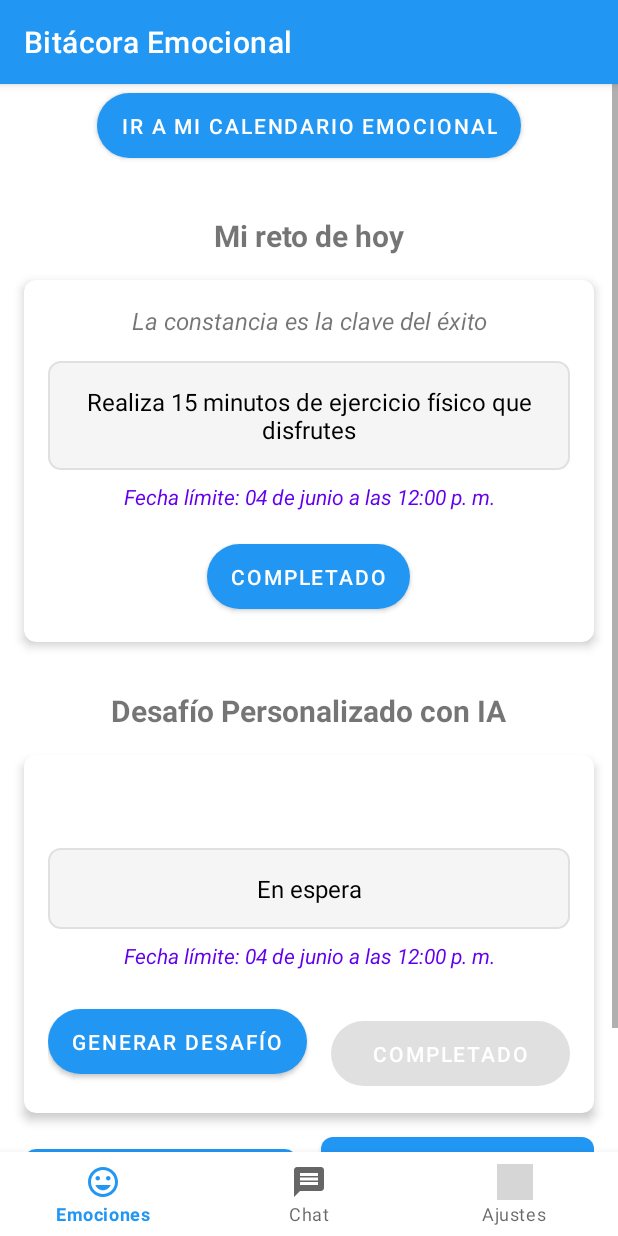
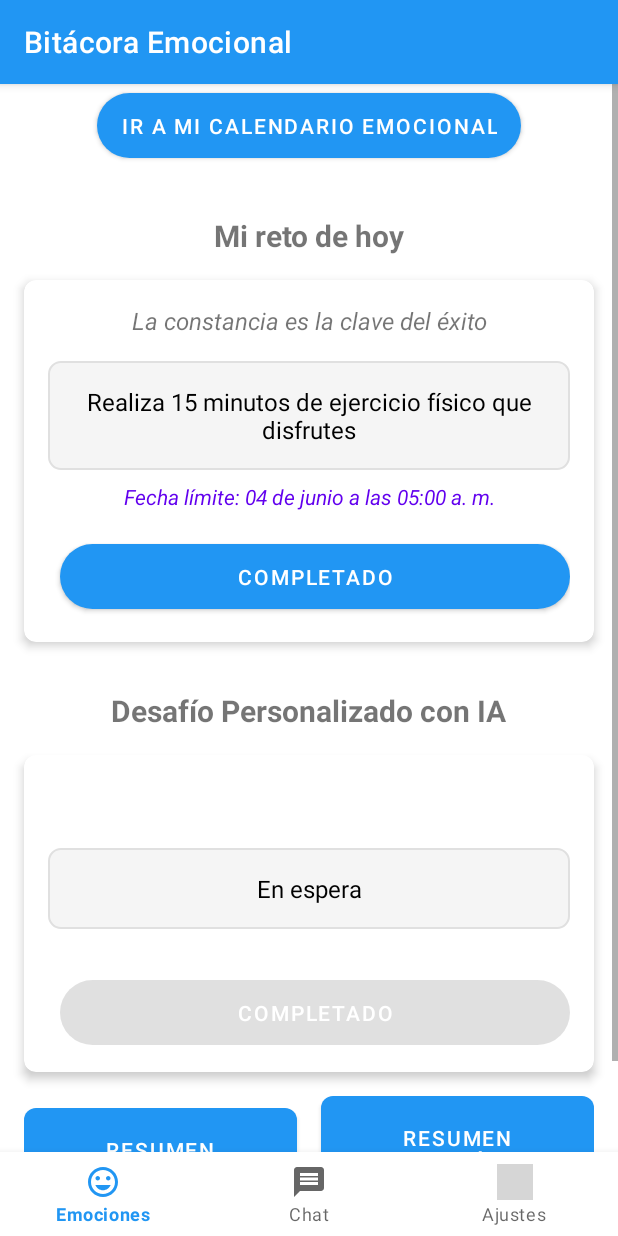
Before and after one commit to AnthonyVillavicencio23/ProyectoDepSpot_Final, an Android app: the BitacoraEmocionalActivity screen opened directly, with no data from a screen before it, on a phone screen of 412 x 824 dp. Run offline under Robolectric (Android 15) with nearby library versions, the light colour scheme and no system bars; our stand-ins replace Firebase (no records; nobody signed in at launch, a user with empty details on screens opened directly); grey boxes are pictures that could not be loaded.

Commit message:
Correccion de fechas

```diff
--- a/app/src/main/java/com/example/proyectodepspot/BitacoraEmocionalActivity.kt
+++ b/app/src/main/java/com/example/proyectodepspot/BitacoraEmocionalActivity.kt
@@ -20,6 +20,8 @@
 import kotlinx.coroutines.tasks.await
 import kotlinx.coroutines.withContext
 import org.json.JSONObject
+import android.util.Log
+import com.google.firebase.Timestamp
 
 
 
@@ -89,9 +91,29 @@
         }
     }
 
+    private fun getPeruDate(): String {
+        val peruTimeZone = TimeZone.getTimeZone("America/Lima")
+        val calendar = Calendar.getInstance()
+        calendar.timeZone = peruTimeZone
+        val dateFormat = SimpleDateFormat("yyyy-MM-dd", Locale("es", "PE"))
+        dateFormat.timeZone = peruTimeZone
+        return dateFormat.format(calendar.time)
+    }
+
     private fun cargarDesafioDiario() {
         val userId = auth.currentUser?.uid ?: return
-        val fechaActual = SimpleDateFormat("yyyy-MM-dd", Locale("es", "PE")).format(Calendar.getInstance().time)
+        val fechaActual = getPeruDate()
+
+        // Logs de depuración
+        val localTime = Calendar.getInstance().time
+        val now = Timestamp.now()
+        val peruCalendar = Calendar.getInstance(TimeZone.getTimeZone("America/Lima"))
+        Log.d("DEBUG_TIME", "Local time: $localTime")
+        Log.d("DEBUG_TIME", "Firestore timestamp: $now")
+        Log.d("DEBUG_TIME", "Peru time: ${peruCalendar.time}")
+        Log.d("DEBUG_TIME", "Fecha actual (Peru): $fechaActual")
+        Log.d("DEBUG_TIME", "TimeZone Peru: ${peruCalendar.timeZone.id}")
+        Log.d("DEBUG_TIME", "TimeZone Local: ${TimeZone.getDefault().id}")
 
         db.collection("usuarios")
             .document(userId)
@@ -115,7 +137,18 @@
 
     private fun cargarDesafioIA() {
         val userId = auth.currentUser?.uid ?: return
-        val fechaActual = SimpleDateFormat("yyyy-MM-dd", Locale("es", "PE")).format(Calendar.getInstance().time)
+        val fechaActual = getPeruDate()
+
+        // Logs de depuración
+        val localTime = Calendar.getInstance().time
+        val now = Timestamp.now()
+        val peruCalendar = Calendar.getInstance(TimeZone.getTimeZone("America/Lima"))
+        Log.d("DEBUG_TIME_IA", "Local time: $localTime")
+        Log.d("DEBUG_TIME_IA", "Firestore timestamp: $now")
+        Log.d("DEBUG_TIME_IA", "Peru time: ${peruCalendar.time}")
+        Log.d("DEBUG_TIME_IA", "Fecha actual (Peru): $fechaActual")
+        Log.d("DEBUG_TIME_IA", "TimeZone Peru: ${peruCalendar.timeZone.id}")
+        Log.d("DEBUG_TIME_IA", "TimeZone Local: ${TimeZone.getDefault().id}")
 
         db.collection("usuarios")
             .document(userId)
@@ -130,8 +163,8 @@
                     mostrarDesafioIA(desafioIA.fraseMotivadora, desafioIA.desafio)
                     btnCompletadoIA.isEnabled = !desafioIA.completado && desafioIA.desafio != "En espera"
                 } else {
-                    // Reiniciar para nuevo día
-                    reiniciarDesafioIA(userId, fechaActual)
+                    // Generar nuevo desafío automáticamente
+                    generarDesafioIA()
                 }
             }
     }
@@ -184,9 +217,9 @@
 
     private fun generarDesafioIA() {
         val userId = auth.currentUser?.uid ?: return
-        val fechaActual = SimpleDateFormat("yyyy-MM-dd", Locale("es", "PE")).format(Calendar.getInstance().time)
-        btnGenerarDesafio.isEnabled = false
-        btnGenerarDesafio.text = "Generando..."
+        val peruTimeZone = TimeZone.getTimeZone("America/Lima")
+        val calendar = Calendar.getInstance(peruTimeZone)
+        val fechaActual = SimpleDateFormat("yyyy-MM-dd", Locale("es", "PE")).format(calendar.time)
 
         CoroutineScope(Dispatchers.IO).launch {
             try {
@@ -248,8 +281,6 @@
                 withContext(Dispatchers.Main) {
                     mostrarDesafioIA(desafioIA.fraseMotivadora, desafioIA.desafio)
                     btnCompletadoIA.isEnabled = true
-                    btnGenerarDesafio.isEnabled = true
-                    btnGenerarDesafio.text = "Generar Desafío"
 
                     // Guardar en Firestore
                     db.collection("usuarios")
@@ -278,8 +309,6 @@
                     Toast.makeText(this@BitacoraEmocionalActivity,
                         "Error al generar el desafío: ${e.message}",
                         Toast.LENGTH_LONG).show()
-                    btnGenerarDesafio.isEnabled = true
-                    btnGenerarDesafio.text = "Generar Desafío"
                 }
             }
         }
@@ -287,7 +316,7 @@
 
     private fun marcarDesafioIACompletado() {
         val userId = auth.currentUser?.uid ?: return
-        val fechaActual = SimpleDateFormat("yyyy-MM-dd", Locale("es", "PE")).format(Calendar.getInstance().time)
+        val fechaActual = getPeruDate()
 
         db.collection("usuarios")
             .document(userId)
@@ -302,7 +331,9 @@
             }
     }
 
-    private fun generarNuevoDesafio(userId: String, fecha: String) {
+    private fun generarNuevoDesafio(userId: String, fechaActual: String) {
+        val peruTimeZone = TimeZone.getTimeZone("America/Lima")
+        val calendar = Calendar.getInstance(peruTimeZone)
         val desafioIndex = (0 until DesafiosPredeterminados.lista.size).random()
         val desafio = DesafiosPredeterminados.lista[desafioIndex]
 
@@ -310,17 +341,16 @@
             .document(userId)
             .collection("desafios")
             .document("ultimo_desafio")
-            .collection(fecha)
+            .collection(fechaActual)
             .document("desafio")
             .set(mapOf(
                 "desafio_index" to desafioIndex,
                 "completado" to false,
-                "fecha" to fecha
+                "fecha" to fechaActual
             ))
-            .addOnSuccessListener {
-                mostrarDesafio(desafioIndex)
-                btnCompletado.isEnabled = true
-            }
+
+        mostrarDesafio(desafioIndex)
+        btnCompletado.isEnabled = true
     }
 
     private fun mostrarDesafio(index: Int) {
@@ -350,7 +380,7 @@
 
     private fun marcarDesafioCompletado() {
         val userId = auth.currentUser?.uid ?: return
-        val fechaActual = SimpleDateFormat("yyyy-MM-dd", Locale("es", "PE")).format(Calendar.getInstance().time)
+        val fechaActual = getPeruDate()
 
         db.collection("usuarios")
             .document(userId)
--- a/app/src/main/res/layout/activity_bitacora_emocional.xml
+++ b/app/src/main/res/layout/activity_bitacora_emocional.xml
@@ -101,13 +101,21 @@
                         android:textStyle="italic"
                         android:text="Fecha límite: 28 de mayo a las 12:00 PM" />
 
+                    <LinearLayout
+                        android:layout_width="match_parent"
+                        android:layout_height="wrap_content"
+                        android:orientation="horizontal"
+                        android:gravity="center"
+                        android:layout_marginTop="16dp">
+
                         <Button
                             android:id="@+id/btnCompletado"
-                        android:layout_width="wrap_content"
+                            android:layout_width="match_parent"
                             android:layout_height="wrap_content"
                             android:text="Completado"
-                        android:layout_gravity="center"
-                        android:layout_marginTop="16dp"/>
+                            android:layout_marginStart="8dp"/>
+
+                    </LinearLayout>
                 </LinearLayout>
             </androidx.cardview.widget.CardView>
 
@@ -183,7 +191,11 @@
                             android:layout_width="wrap_content"
                             android:layout_height="wrap_content"
                             android:text="Generar Desafío"
-                            android:layout_marginEnd="8dp"/>
+                            android:visibility="gone"
+                            app:layout_constraintBottom_toBottomOf="@id/cardRetoIA"
+                            app:layout_constraintEnd_toEndOf="@id/cardRetoIA"
+                            app:layout_constraintStart_toStartOf="@id/cardRetoIA"
+                            app:layout_constraintTop_toBottomOf="@id/desafioDiarioIA" />
 
                         <Button
                             android:id="@+id/btnCompletadoIA"
```
Also changed, not shown: app/src/main/java/com/example/proyectodepspot/ResumenDesafiosActivity.kt (+48 -14 lines), app/src/main/res/layout/activity_resumen_desafios.xml (+16 -4 lines). Lines whose indentation alone changed are shown as unchanged.
